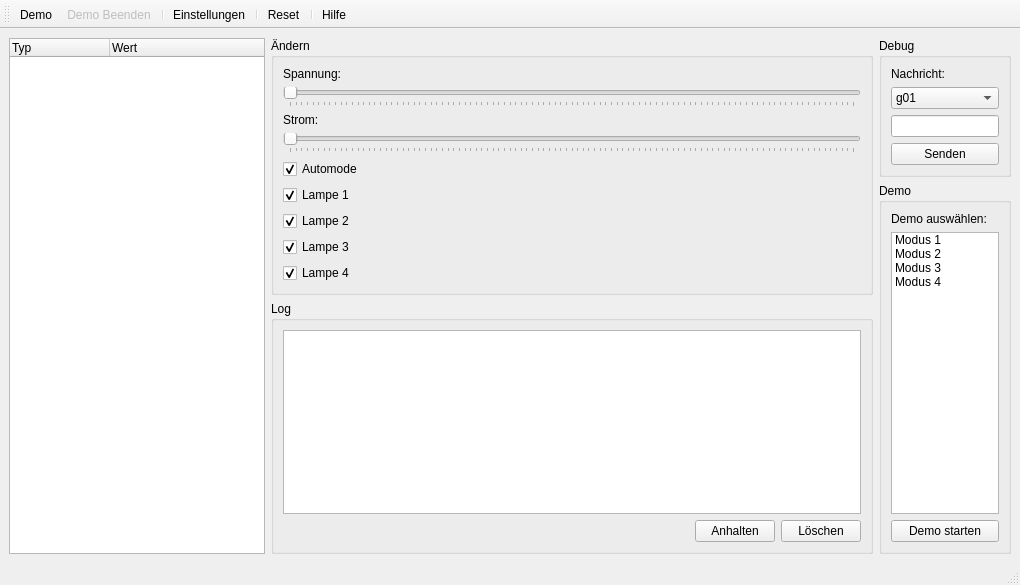
spaibs/eCARus-IT, file Ladefahrrad_Python/gui/gui.ui: the form before one commit.
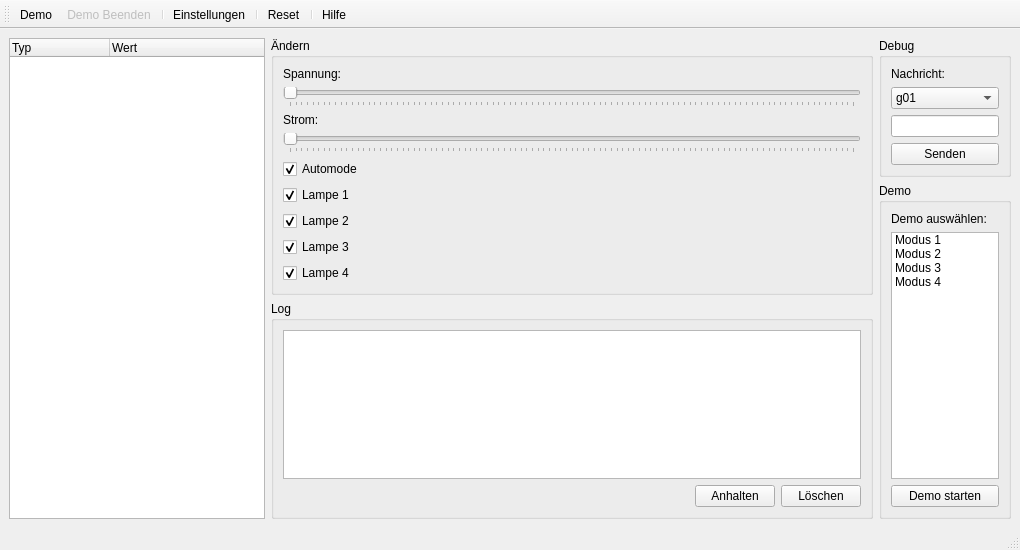
The form after the commit. Icons and pictures are not drawn.

```diff
--- a/Ladefahrrad_Python/gui/gui.ui
+++ b/Ladefahrrad_Python/gui/gui.ui
@@ -7,7 +7,7 @@
     <x>0</x>
     <y>0</y>
     <width>1020</width>
-    <height>585</height>
+    <height>550</height>
    </rect>
   </property>
   <property name="windowTitle">
```
Left out of the diff: 12 changed lines with no effect on the pictures.
